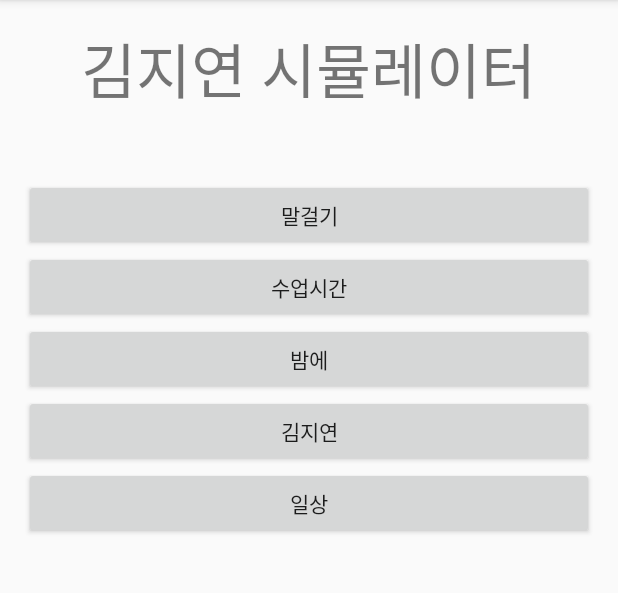
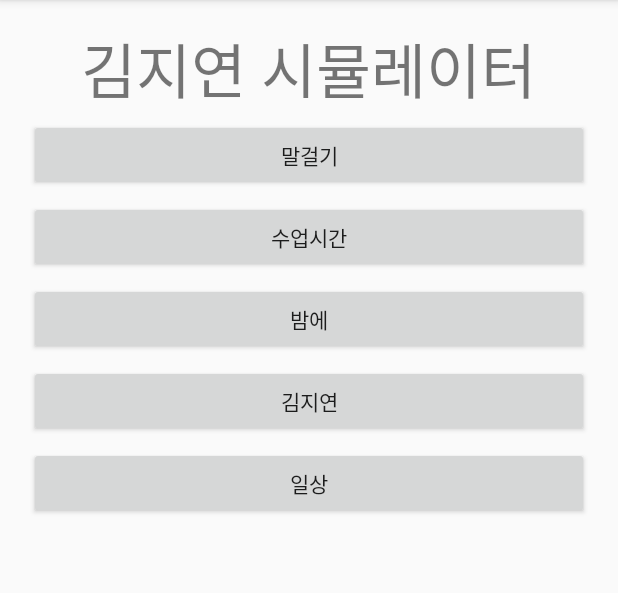
Before and after one commit to wwhurin/friend-simulator, an Android app: the screen it shows after launch (MainActivity), on a phone screen of 412 x 824 dp, the part 84-677 px from its top. Run offline under Robolectric (Android 15) with nearby library versions, the phone set to English and light mode, and no system bars.

Commit message:
#7 리니어 레이아웃으로 레이아웃 변경

```diff
--- a/app/src/main/res/layout/activity_main.xml
+++ b/app/src/main/res/layout/activity_main.xml
@@ -1,5 +1,5 @@
 <?xml version="1.0" encoding="utf-8"?>
-<RelativeLayout xmlns:android="http://schemas.android.com/apk/res/android"
+<LinearLayout android:orientation="vertical"
     xmlns:tools="http://schemas.android.com/tools"
     android:layout_width="match_parent"
     android:layout_height="match_parent"
@@ -7,37 +7,30 @@
     android:paddingLeft="@dimen/activity_horizontal_margin"
     android:paddingRight="@dimen/activity_horizontal_margin"
     android:paddingTop="@dimen/activity_vertical_margin"
-    tools:context="kr.hs.emirim.wwhurin.friendsimulator.MainActivity">
+    tools:context="kr.hs.emirim.wwhurin.friendsimulator.MainActivity"
+    xmlns:android="http://schemas.android.com/apk/res/android">
 
     <TextView
         android:layout_width="wrap_content"
         android:layout_height="wrap_content"
+        android:layout_gravity="center"
         android:textSize="40sp"
         android:text="김지연 시뮬레이터"
-        android:id="@+id/textView"
-        android:layout_alignParentTop="true"
-        android:layout_centerHorizontal="true" />
+       />
 
     <Button
         android:layout_width="match_parent"
         android:layout_height="wrap_content"
         android:text="말걸기"
         android:id="@+id/button1"
-        android:layout_below="@+id/textView"
-        android:layout_alignParentLeft="true"
-        android:layout_alignParentStart="true"
-        android:layout_marginTop="43dp"
-        android:layout_alignParentRight="true"
-        android:layout_alignParentEnd="true" />
+        android:layout_margin="3dp" />
 
     <Button
         android:layout_width="match_parent"
         android:layout_height="wrap_content"
         android:text="수업시간"
         android:id="@+id/button2"
-        android:layout_below="@+id/button1"
-        android:layout_alignParentLeft="true"
-        android:layout_alignParentStart="true"
+        android:layout_margin="3dp"
         />
 
     <Button
@@ -45,25 +38,19 @@
         android:layout_height="wrap_content"
         android:text="밤에"
         android:id="@+id/button3"
-        android:layout_below="@+id/button2"
-        android:layout_alignParentRight="true"
-        android:layout_alignParentEnd="true" />
+        android:layout_margin="3dp" />
 
     <Button
         android:layout_width="match_parent"
         android:layout_height="wrap_content"
         android:text="김지연"
         android:id="@+id/button4"
-        android:layout_below="@+id/button3"
-        android:layout_alignParentLeft="true"
-        android:layout_alignParentStart="true" />
+        android:layout_margin="3dp" />
 
     <Button
         android:layout_width="match_parent"
         android:layout_height="wrap_content"
         android:text="일상"
         android:id="@+id/button5"
-        android:layout_below="@+id/button4"
-        android:layout_alignParentLeft="true"
-        android:layout_alignParentStart="true" />
-</RelativeLayout>
+        android:layout_margin="3dp"/>
+</LinearLayout>
```
Also changed, not shown: 1 other file.
